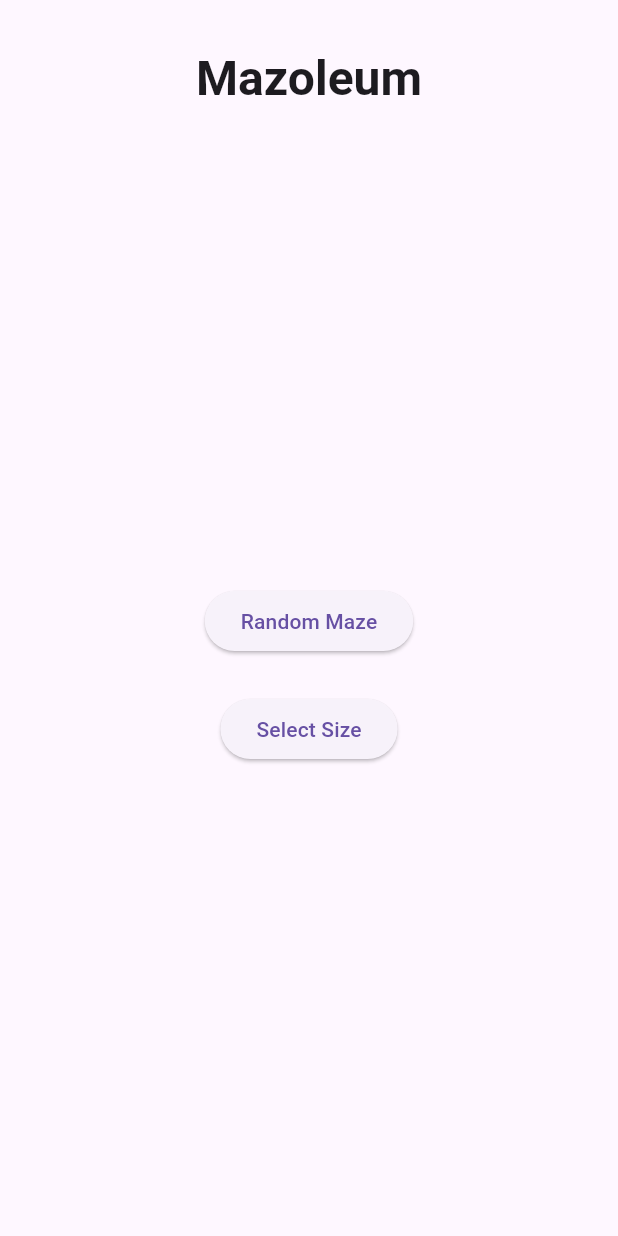
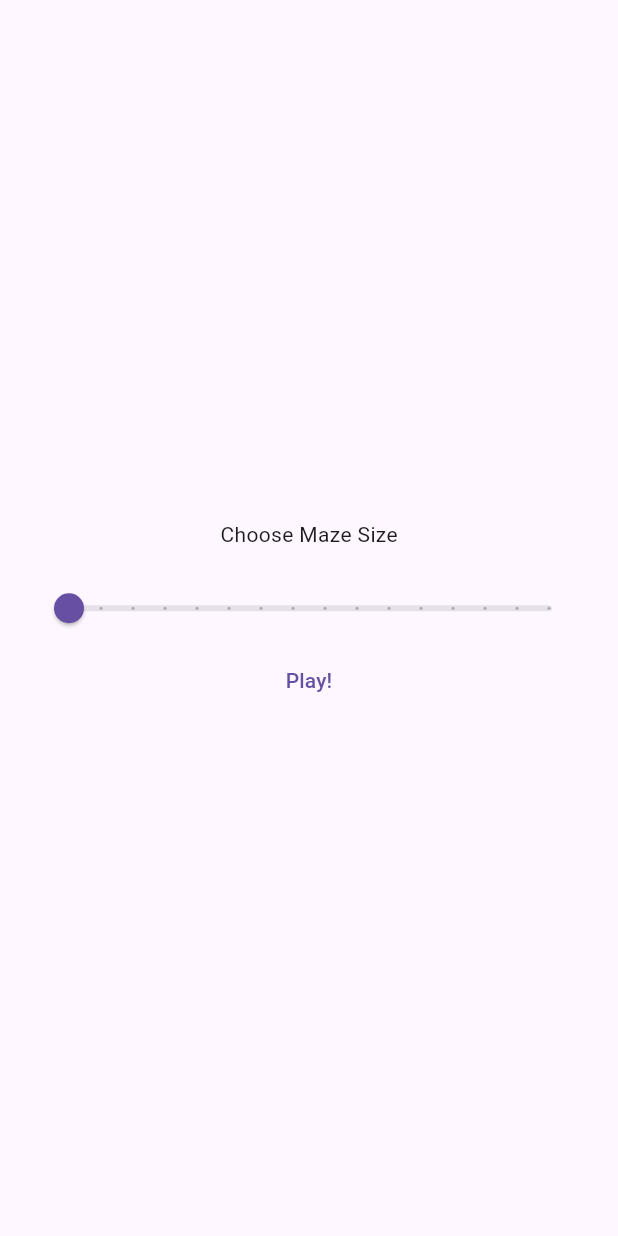
Before and after one commit to ortolanph/mazoleum, a Flutter app: the screen it shows after launch, after a tap on "Select Size", on a phone screen of 412 x 824 dp. Run offline on Flutter 3.47's test engine with Material 3 defaults, Android fonts, the light colour scheme and no system bars.

Commit message:
maze dialog without too much logic

```diff
--- a/lib/presentation/pages/home_page.dart
+++ b/lib/presentation/pages/home_page.dart
@@ -8,6 +8,9 @@ class HomePage extends StatefulWidget {
 }
 
 class _HomePageState extends State<HomePage> {
+  double _currentMazeSize = 5;
+  TextEditingController mazeSizeController = TextEditingController(text: "5");
+
   @override
   Widget build(BuildContext context) {
     return Scaffold(
@@ -32,11 +35,53 @@ class _HomePageState extends State<HomePage> {
                       final isWide = constraints.maxWidth > 480;
 
                       ElevatedButton randomMaze = ElevatedButton(
-                        onPressed: () {},
+                        onPressed: () {
+                          Navigator.pushNamed(context, '/maze');
+                        },
                         child: Text("Random Maze"),
                       );
                       ElevatedButton selectSize = ElevatedButton(
-                        onPressed: () {},
+                        onPressed: () {
+                          showDialog<String>(
+                            context: context,
+                            builder: (context) => Dialog.fullscreen(
+                              child: StatefulBuilder(
+                                builder: (context, setDialogState) {
+                                  return Column(
+                                    mainAxisSize: .min,
+                                    mainAxisAlignment: .center,
+                                    children: <Widget>[
+                                      const Text('Choose Maze Size'),
+                                      const SizedBox(height: 15),
+                                      Padding(
+                                        padding: const EdgeInsets.symmetric(
+                                          horizontal: 20.0,
+                                        ),
+                                        child: Slider(
+                                          min: 5,
+                                          max: 20,
+                                          divisions: 15,
+                                          onChanged: (value) {
+                                            setDialogState(() {
+                                              _currentMazeSize = value;
+                                            });
+                                          },
+                                          value: _currentMazeSize,
+                                        ),
+                                      ),
+                                      TextButton(
+                                        onPressed: () {
+                                          Navigator.pushNamed(context, '/maze');
+                                        },
+                                        child: const Text('Play!'),
+                                      ),
+                                    ],
+                                  );
+                                },
+                              ),
+                            ),
+                          );
+                        },
                         child: Text("Select Size"),
                       );
                       SizedBox box = SizedBox(width: 24, height: 24);
```
Also changed, not shown: lib/presentation/pages/maze_page.dart (+11 -1 lines), assets/maze/lib.svg.
